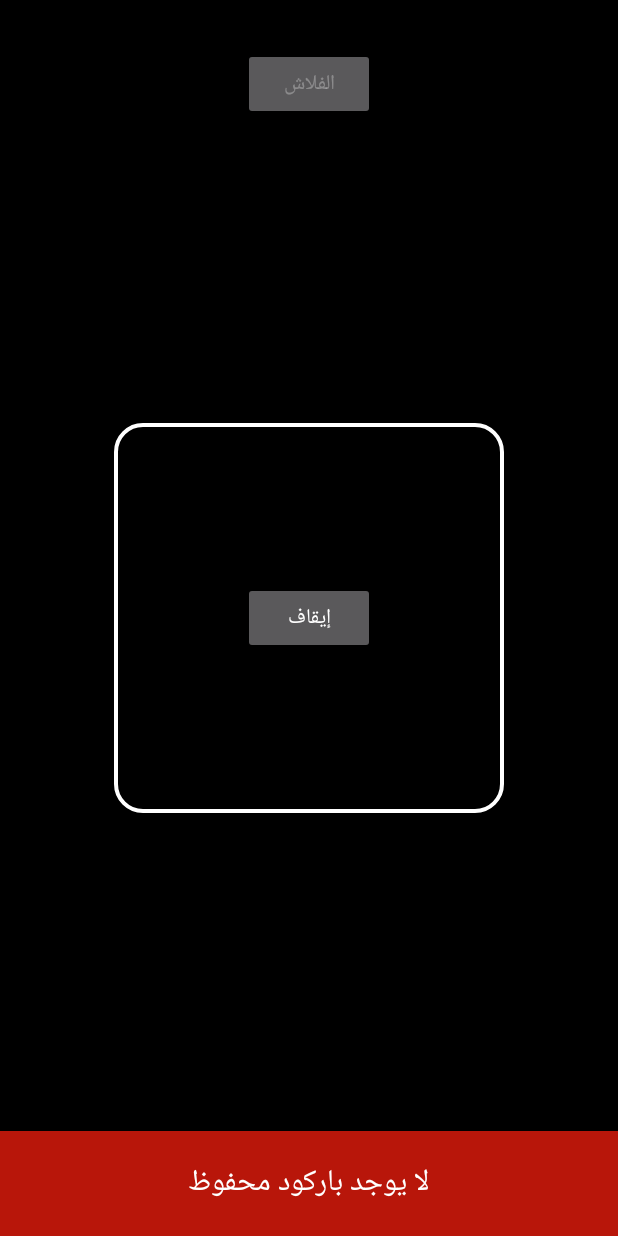
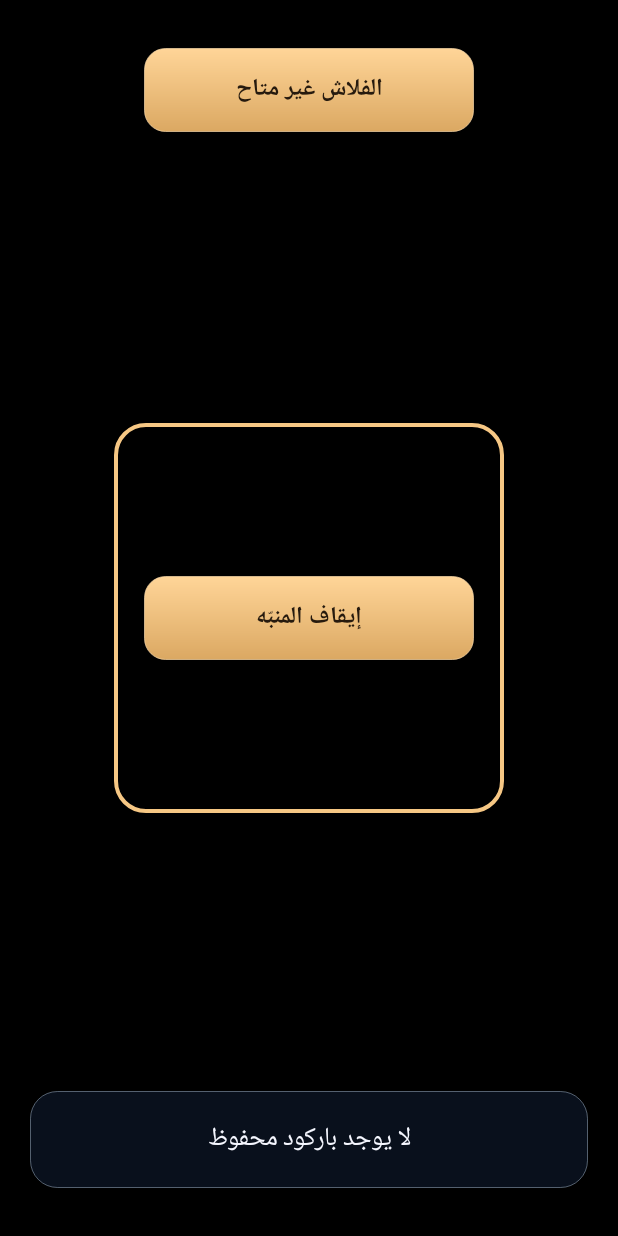
Before and after one commit to l469771238-ctrl/GASSER-AND-AMR-, an Android app: the ScanActivity screen opened directly, with no data from a screen before it, on a phone screen of 412 x 824 dp. Run offline under Robolectric (Android 15) with nearby library versions, the phone set to English and light mode, and no system bars; libraries missing offline, so code that uses them is left out: androidx.camera.core, androidx.camera.lifecycle, androidx.camera.view, com.google.mlkit.vision; 3 statements that could not run were skipped.

Commit message:
Keep alarm loud with 20-minute limit and glass UI
Co-authored-by: arena-agent <297053741+arena-agent@users.noreply.github.com>

```diff
--- a/FajrAlarm/app/build.gradle.kts
+++ b/FajrAlarm/app/build.gradle.kts
@@ -9,8 +9,8 @@ android {
         applicationId = "com.gasser.fajr"
         minSdk = 26
         targetSdk = 34
-        versionCode = 2
-        versionName = "2.0-test"
+        versionCode = 3
+        versionName = "3.0-test"
     }
     compileOptions {
         sourceCompatibility = JavaVersion.VERSION_17
--- a/FajrAlarm/app/src/main/AndroidManifest.xml
+++ b/FajrAlarm/app/src/main/AndroidManifest.xml
@@ -5,6 +5,7 @@
     <uses-permission android:name="android.permission.INTERNET" />
     <uses-permission android:name="android.permission.POST_NOTIFICATIONS" />
     <uses-permission android:name="android.permission.WAKE_LOCK" />
+    <uses-permission android:name="android.permission.MODIFY_AUDIO_SETTINGS" />
     <uses-permission android:name="android.permission.VIBRATE" />
     <uses-permission android:name="android.permission.RECEIVE_BOOT_COMPLETED" />
     <uses-permission android:name="android.permission.FOREGROUND_SERVICE" />
--- a/FajrAlarm/app/src/main/java/com/gasser/fajr/BootReceiver.kt
+++ b/FajrAlarm/app/src/main/java/com/gasser/fajr/BootReceiver.kt
@@ -5,7 +5,7 @@ import android.content.Intent
 
 class BootReceiver : BroadcastReceiver() {
     override fun onReceive(c: Context, i: Intent) {
-        if(i.action==Intent.ACTION_BOOT_COMPLETED){Store.rebaseQuickAfterBoot(c);Store.saveEvents(c,"[]")}
+        if(i.action==Intent.ACTION_BOOT_COMPLETED){Store.rebaseQuickAfterBoot(c);Store.saveEvents(c,"[]");Store.setRingDeadline(c,0);VolumeGuard.restore(c)}
         Scheduler.cancelLegacy(c);Scheduler.scheduleAll(c);OfficialPrayer.refresh(c)
     }
 }
--- /dev/null
+++ b/FajrAlarm/app/src/main/java/com/gasser/fajr/GlassStyle.kt
@@ -0,0 +1,27 @@
+package com.gasser.fajr
+
+import android.content.Context
+import android.content.res.ColorStateList
+import android.graphics.Color
+import android.graphics.drawable.GradientDrawable
+import android.graphics.drawable.RippleDrawable
+
+/** Translucent layered glass-style surfaces (no camera or wallpaper blur). */
+object GlassStyle {
+    val TEXT=Color.parseColor("#F5F7FF")
+    val MUTED=Color.parseColor("#B5C3D9")
+    val GOLD=Color.parseColor("#F6C784")
+    private fun px(c: Context,n:Int)=(n*c.resources.displayMetrics.density).toInt()
+    fun backdrop()=GradientDrawable(GradientDrawable.Orientation.TL_BR,intArrayOf(0xff091326.toInt(),0xff14294a.toInt(),0xff17182e.toInt()))
+    fun panel(c: Context,r:Int=20)=GradientDrawable(GradientDrawable.Orientation.TL_BR,intArrayOf(0xa9445c7e.toInt(),0xb322304d.toInt(),0xad1b273d.toInt())).apply {
+        cornerRadius=px(c,r).toFloat();setStroke(px(c,1),0x62b7c9e1)
+    }
+    fun button(c: Context,accent:Boolean=false):RippleDrawable {
+        val shape=GradientDrawable(GradientDrawable.Orientation.TOP_BOTTOM,
+            if(accent) intArrayOf(0xffffd598.toInt(),0xffdba862.toInt()) else intArrayOf(0xa7546d8d.toInt(),0xa52e405d.toInt())).apply {
+            cornerRadius=px(c,14).toFloat();setStroke(px(c,1),if(accent) 0xaaffdfae.toInt() else 0x62bbd2ed)
+        }
+        return RippleDrawable(ColorStateList.valueOf(if(accent)0x55443322 else 0x55ffffff),shape,null)
+    }
+    fun highlight(c: Context)=GradientDrawable().apply {setColor(0x88111f36.toInt());cornerRadius=px(c,18).toFloat();setStroke(px(c,1),0x72b8cde7)}
+}
--- a/FajrAlarm/app/src/main/java/com/gasser/fajr/ScanActivity.kt
+++ b/FajrAlarm/app/src/main/java/com/gasser/fajr/ScanActivity.kt
@@ -7,11 +7,13 @@ import android.content.Intent
 import android.content.IntentFilter
 import android.content.pm.PackageManager
 import android.graphics.Color
+import android.graphics.Typeface
 import android.graphics.drawable.GradientDrawable
 import android.os.Build
 import android.os.Bundle
 import android.util.Size
 import android.view.Gravity
+import android.view.KeyEvent
 import android.view.View
 import android.view.WindowManager
 import android.widget.Button
@@ -56,15 +58,27 @@ class ScanActivity : AppCompatActivity() {
         onBackPressedDispatcher.addCallback(this,object: OnBackPressedCallback(true){override fun handleOnBackPressed(){if(register)finish() else moveTaskToBack(true)}})
         val root=FrameLayout(this).apply{setBackgroundColor(Color.BLACK)}
         preview=PreviewView(this);root.addView(preview,FrameLayout.LayoutParams(-1,-1))
-        frame=View(this).apply { background=GradientDrawable().apply { setColor(Color.TRANSPARENT);setStroke(3.dp(),Color.WHITE);cornerRadius=18.dp().toFloat() } }
+        frame=View(this).apply { background=GradientDrawable().apply { setColor(Color.TRANSPARENT);setStroke(3.dp(),GlassStyle.GOLD);cornerRadius=20.dp().toFloat() } }
         val side=minOf(260.dp(),resources.displayMetrics.widthPixels*3/4)
         root.addView(frame,FrameLayout.LayoutParams(side,side,Gravity.CENTER))
-        msg=TextView(this).apply { setTextColor(Color.WHITE);textSize=20f;gravity=Gravity.CENTER;setBackgroundColor(Color.parseColor("#B8160A"));setPadding(16.dp(),18.dp(),16.dp(),18.dp()) }
-        root.addView(msg,FrameLayout.LayoutParams(-1,-2,Gravity.BOTTOM))
-        stopBtn=Button(this).apply { text="إيقاف";setOnClickListener{isEnabled=false;RingService.dismiss(this@ScanActivity)} }
-        root.addView(stopBtn,FrameLayout.LayoutParams(-2,-2,Gravity.CENTER))
-        flashBtn=Button(this).apply { text="الفلاش";isEnabled=false;setOnClickListener { val cam=camera ?: return@setOnClickListener;torchOn=!torchOn;cam.cameraControl.enableTorch(torchOn);text=if(torchOn)"إطفاء الفلاش" else "الفلاش" } }
-        root.addView(flashBtn,FrameLayout.LayoutParams(-2,-2,Gravity.TOP or Gravity.CENTER_HORIZONTAL).apply { topMargin=32.dp() })
+        msg=TextView(this).apply {
+            setTextColor(GlassStyle.TEXT);textSize=17f;gravity=Gravity.CENTER;background=GlassStyle.highlight(this@ScanActivity)
+            setPadding(16.dp(),18.dp(),16.dp(),18.dp())
+        }
+        root.addView(msg,FrameLayout.LayoutParams(-1,-2,Gravity.BOTTOM).apply{setMargins(20.dp(),0,20.dp(),32.dp())})
+        stopBtn=Button(this).apply {
+            text="إيقاف المنبّه";isAllCaps=false;textSize=16f;typeface=Typeface.DEFAULT_BOLD
+            setTextColor(Color.parseColor("#261A0E"));background=GlassStyle.button(this@ScanActivity,true)
+            setOnClickListener{isEnabled=false;RingService.dismiss(this@ScanActivity)}
+        }
+        root.addView(stopBtn,FrameLayout.LayoutParams(220.dp(),56.dp(),Gravity.CENTER))
+        flashBtn=Button(this).apply {
+            text="الفلاش غير متاح";isAllCaps=false;isEnabled=false;textSize=16f;typeface=Typeface.DEFAULT_BOLD
+            setTextColor(Color.parseColor("#261A0E"));background=GlassStyle.button(this@ScanActivity,true);elevation=8.dp().toFloat()
+            contentDescription="تشغيل أو إطفاء الفلاش"
+            setOnClickListener { val cam=camera ?: return@setOnClickListener;torchOn=!torchOn;cam.cameraControl.enableTorch(torchOn);updateFlashLabel() }
+        }
+        root.addView(flashBtn,FrameLayout.LayoutParams(220.dp(),56.dp(),Gravity.TOP or Gravity.CENTER_HORIZONTAL).apply { topMargin=32.dp() })
         setContentView(root);setupMode()
     }
     override fun onNewIntent(i: Intent) {super.onNewIntent(i);setIntent(i);register=i.getBooleanExtra("register",false);done=false;setupMode()}
@@ -76,12 +90,14 @@ class ScanActivity : AppCompatActivity() {
         preview.visibility=if(scan)View.VISIBLE else View.GONE;frame.visibility=if(scan)View.VISIBLE else View.GONE
         flashBtn.visibility=if(scan)View.VISIBLE else View.GONE;stopBtn.visibility=if(scan)View.GONE else View.VISIBLE
         msg.text=if(register)"وجّه الكاميرا على باركودك" else if(scan)"امسح أي باركود محفوظ" else "${RingService.label} · اضغط إيقاف"
+        if(!register && RingService.audioProblem)msg.text="تعذّر تشغيل الصوت · ${msg.text}"
         if(!scan){stopCamera();return}
         if(!register&&Store.keys(this).isEmpty()){stopBtn.visibility=View.VISIBLE;msg.text="لا يوجد باركود محفوظ";return}
         if(hasCam())startCamera() else ActivityCompat.requestPermissions(this,arrayOf(Manifest.permission.CAMERA),2)
     }
+    private fun updateFlashLabel(){flashBtn.text=if(!flashBtn.isEnabled)"الفلاش غير متاح" else if(torchOn)"◉  إطفاء الفلاش" else "◉  تشغيل الفلاش"}
     private fun stopCamera(){
-        camera?.cameraControl?.enableTorch(false);torchOn=false;flashBtn.text="الفلاش";flashBtn.isEnabled=false
+        camera?.cameraControl?.enableTorch(false);torchOn=false;flashBtn.isEnabled=false;updateFlashLabel()
         try { val future=ProcessCameraProvider.getInstance(this);if(future.isDone)future.get().unbindAll() } catch (_: Exception) {}
         camera=null;started=false
     }
@@ -108,7 +124,7 @@ class ScanActivity : AppCompatActivity() {
                     }
                 }
                 provider.unbindAll();camera=provider.bindToLifecycle(this,CameraSelector.DEFAULT_BACK_CAMERA,prev,analysis)
-                flashBtn.isEnabled=camera?.cameraInfo?.hasFlashUnit()==true
+                flashBtn.isEnabled=camera?.cameraInfo?.hasFlashUnit()==true;updateFlashLabel()
             } catch(_: Exception) { started=false;msg.text="تعذّر فتح الكاميرا";if(!register)stopBtn.visibility=View.VISIBLE }
         },ContextCompat.getMainExecutor(this))
     }
@@ -118,5 +134,9 @@ class ScanActivity : AppCompatActivity() {
         else if(Store.keys(this).contains(v)){done=true;RingService.dismiss(this)}
         else msg.text="ده مش باركود محفوظ"
     }
+    override fun dispatchKeyEvent(event: KeyEvent): Boolean {
+        if(!register && RingService.active && (event.keyCode==KeyEvent.KEYCODE_VOLUME_DOWN || event.keyCode==KeyEvent.KEYCODE_VOLUME_UP || event.keyCode==KeyEvent.KEYCODE_VOLUME_MUTE)) return true
+        return super.dispatchKeyEvent(event)
+    }
     override fun onDestroy(){stopCamera();scanner.close();exec.shutdown();super.onDestroy()}
 }
--- a/FajrAlarm/app/src/main/java/com/gasser/fajr/Store.kt
+++ b/FajrAlarm/app/src/main/java/com/gasser/fajr/Store.kt
@@ -41,4 +41,6 @@ object Store {
     fun removeKey(c: Context, value: String) { saveKeys(c,keys(c).filterNot { it == value }) }
     fun events(c: Context) = p(c).getString("ring_events", "[]") ?: "[]"
     fun saveEvents(c: Context, events: String) { p(c).edit().putString("ring_events",events).commit() }
+    fun ringDeadline(c: Context) = p(c).getLong("ring_deadline_elapsed", 0L)
+    fun setRingDeadline(c: Context, v: Long) { p(c).edit().putLong("ring_deadline_elapsed",v).commit() }
 }
```
Also changed, not shown: FajrAlarm/app/src/main/java/com/gasser/fajr/MainActivity.kt (+34 -21 lines), FajrAlarm/app/src/main/java/com/gasser/fajr/RingDeadline.kt (added, +8 -0 lines), FajrAlarm/app/src/main/java/com/gasser/fajr/RingService.kt (+35 -11 lines), FajrAlarm/app/src/main/java/com/gasser/fajr/VolumeGuard.kt (added, +35 -0 lines), 3 other files.
